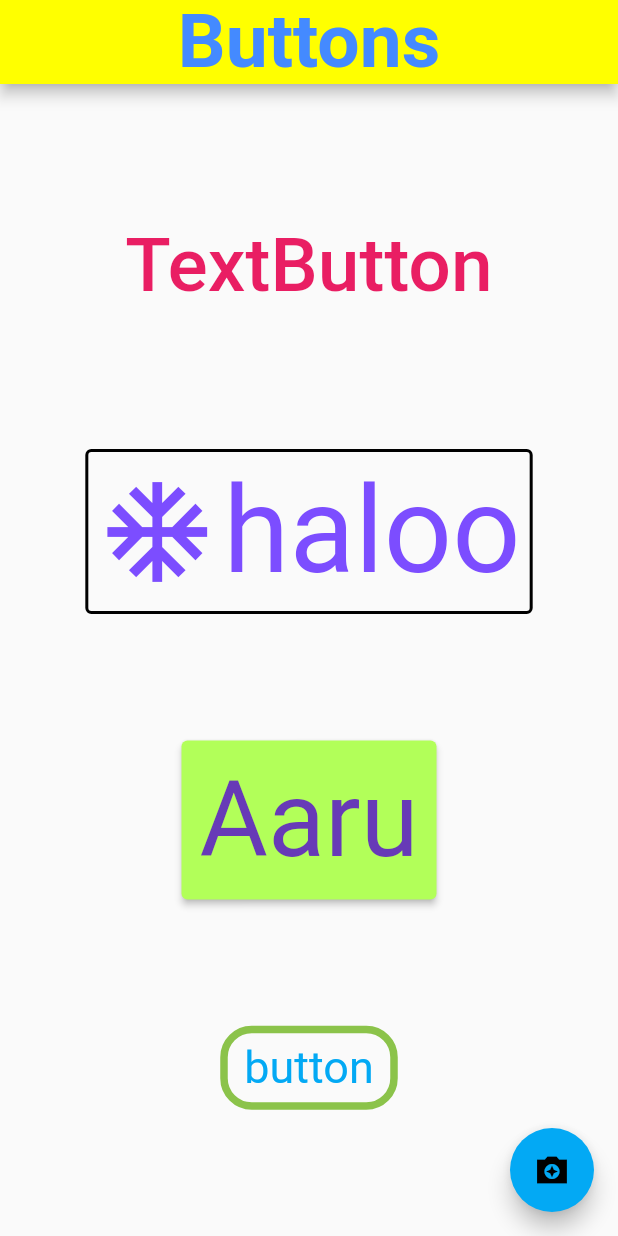
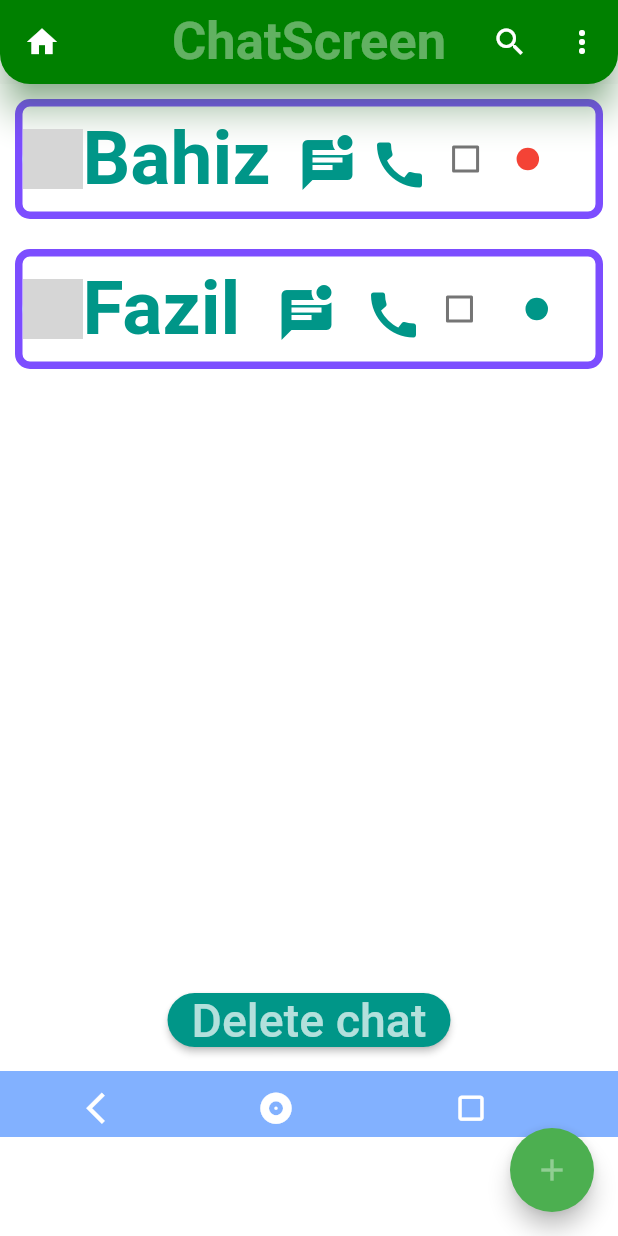
Before and after one commit to Abhiinav7/flutter_sample, a Flutter app: the screen it shows after launch, on a phone screen of 412 x 824 dp. Run offline on Flutter 3.47's test engine with Material 2 defaults, Android fonts, the phone set to English and light mode, and no system bars; network calls fail; grey boxes are pictures that could not be loaded.

Commit message:
8th commit

```diff
--- a/lib/main.dart
+++ b/lib/main.dart
@@ -1,7 +1,12 @@
 import 'package:flutter/material.dart';
 import 'package:flutter_sample/rowcoltext.dart';
+import 'package:flutter_sample/stackwidget.dart';
+import 'package:flutter_sample/test.dart';
+import 'package:flutter_sample/textfield.dart';
 import 'package:flutter_sample/work.dart';
 import 'package:flutter_sample/work2.dart';
+import 'package:flutter_sample/work3.dart';
+
 
 import 'button.dart';
 import 'flag.dart';
@@ -22,7 +27,7 @@ class MyApp extends StatelessWidget {
         primarySwatch: Colors.lightBlue
       ),
       debugShowCheckedModeBanner: false,
-      home: const Buttons()
+      home:StudiedWidgets()
     );
   }
 }
--- /dev/null
+++ b/lib/work3.dart
@@ -0,0 +1,285 @@
+import 'package:flutter/material.dart';
+
+class StudiedWidgets extends StatefulWidget {
+  const StudiedWidgets({super.key});
+
+  @override
+  State<StudiedWidgets> createState() => _StudiedWidgetsState();
+}
+
+class _StudiedWidgetsState extends State<StudiedWidgets> {
+  bool chk = false;
+  bool chk1 = false;
+
+  @override
+  Widget build(BuildContext context) {
+    return Scaffold(
+      appBar: AppBar(
+        shape: RoundedRectangleBorder(borderRadius: BorderRadius.only(bottomLeft: Radius.circular(20),bottomRight: Radius.circular(20))),
+        actions: [
+          IconButton(
+            color: Colors.white,
+            onPressed: () {  },
+            icon: Icon(Icons.search),
+          ),
+          IconButton(
+            color: Colors.white,
+            onPressed: () {  },
+            icon: Icon(Icons.more_vert),
+          )
+
+        ],
+leading:IconButton(
+  color: Colors.white,
+  onPressed: () { },
+  icon: Icon(Icons.home),
+) ,
+        elevation: 10,
+        shadowColor: Colors.green,
+        centerTitle: true,
+        titleTextStyle: TextStyle(
+            color: Colors.white38, fontWeight: FontWeight.w700, fontSize: 35),
+        backgroundColor: Color(0xff008000),
+        title: Text("ChatScreen"),
+      ),
+      body: Container(
+        width: double.infinity,
+        height: double.infinity,
+        color: Colors.white,
+        child: Column(
+          children: [
+            Container(
+              margin: EdgeInsets.all(10),
+              decoration: BoxDecoration(
+                  border: Border.all(color: Colors.deepPurpleAccent, width: 5),
+                  color: Colors.white70,
+                  borderRadius: BorderRadius.all(Radius.circular(10))),
+              width: double.infinity,
+              height: 80,
+              child: Row(
+                mainAxisAlignment: MainAxisAlignment.start,
+                children: [
+                  CircleAvatar(
+                    backgroundImage: NetworkImage("https://spng.pngfind.com/pngs/s/173-1737582_1000-x-972-71-4-business-man-with.png"),
+                    // child: Image.network(
+                    //     "https://spng.pngfind.com/pngs/s/173-1737582_1000-x-972-71-4-business-man-with.png"),
+                  ),
+                  Text(
+                    "Bahiz",
+                    style: TextStyle(
+                        color: Colors.teal,
+                        fontSize: 50,
+                        fontWeight: FontWeight.w700),
+                  ),
+                  SizedBox(
+                    width: 10,
+                  ),
+                  IconButton(
+                    onPressed: () {},
+                    icon: Icon(
+                      Icons.mark_unread_chat_alt,
+                      color: Colors.teal,
+                      size: 40,
+                    ),
+                  ),
+                  IconButton(
+                    color: Colors.teal,
+                    onPressed: () {},
+                    icon: Icon(
+                      Icons.call,
+                      size: 40,
+                    ),
+                  ),
+                  Checkbox(
+                    value: chk,
+                    onChanged: (bool? value) {
+                      setState(() {
+                        chk = value!;
+                      });
+                    },
+                  ),
+                  SizedBox(
+                    width: 10,
+                  ),
+                  Container(
+                    height: 15,
+                    width: 15,
+
+                    decoration: BoxDecoration(borderRadius: BorderRadius.circular(20),
+                      color: Colors.red,),
+                  )
+                  // Icon(Icons.album_rounded,
+                  //   color: Colors.red,
+                  //   shadows: [
+                  //     Shadow(
+                  //       color: Colors.lightGreen,
+                  //       blurRadius: 60,
+                  //     )
+                  //   ],)
+                ],
+              ),
+            ),
+            Container(
+              margin: EdgeInsets.all(10),
+              decoration: BoxDecoration(
+                  border: Border.all(color: Colors.deepPurpleAccent, width: 5),
+                  color: Colors.white70,
+                  borderRadius: BorderRadius.all(Radius.circular(10))),
+              width: double.infinity,
+              height: 80,
+              child: Row(
+                mainAxisAlignment: MainAxisAlignment.start,
+                children: [
+
+                  CircleAvatar(
+                    backgroundImage: NetworkImage("https://clipart-library.com/image_gallery2/Happy-Person-Free-Download-PNG.png"),
+                    // child: Image.network(
+                    //     "https://spng.pngfind.com/pngs/s/173-1737582_1000-x-972-71-4-business-man-with.png"),
+                  ),
+                  Text(
+                    "Fazil",
+                    style: TextStyle(
+                        color: Colors.teal,
+                        fontSize: 50,
+                        fontWeight: FontWeight.w700),
+                  ),
+                  SizedBox(
+                    width: 16,
+                  ),
+                  IconButton(
+                    onPressed: () {},
+                    icon: Icon(
+                      Icons.mark_unread_chat_alt,
+                      color: Colors.teal,
+                      size: 40,
+                    ),
+                  ),
+                  SizedBox(
+                    width: 10,
+                  ),
+                  IconButton(
+                    color: Colors.teal,
+                    onPressed: () {},
+                    icon: Icon(
+                      Icons.call,
+                      size: 40,
+                    ),
+                  ),
+                  Checkbox(
+                    value: chk1,
+                    onChanged: (bool? value) {
+                      setState(() {
+                        chk1 = value!;
+                      });
+                    },
+                  ),
+                  SizedBox(
+                    width: 20,
+                  ),
+                  Container(
+                    height: 15,
+                    width: 15,
+
+                    decoration: BoxDecoration(borderRadius: BorderRadius.circular(20),
+                      color: Colors.teal,),
+                  )
+                  // Icon(Icons.album_rounded,
+                  // color: Colors.teal,
+                  // shadows: [
+                  //   Shadow(
+                  //     color: Colors.lightGreen,
+                  //     blurRadius: 60,
+                  //   )
+                  // ],)
+
+                ],
+
+              ),
+            ),
+
+
+
+SizedBox(
+  height: 400,
+),
+
+       ElevatedButton(
+           style: ButtonStyle(shape: MaterialStatePropertyAll(RoundedRectangleBorder(borderRadius: BorderRadius.all(Radius.circular(30)))),
+           foregroundColor: MaterialStatePropertyAll(Colors.white70),
+           backgroundColor: MaterialStatePropertyAll(Colors.teal)),
+             onPressed: (){
+             showDialog(
+                 context: context,
+                 builder: (context) => AlertDialog(
+                   actions: [
+                     TextButton(onPressed: (){
+                       Navigator.pop(context);
+                     }, child: Text("Yes"))
+                   ],
+                   title: Text("Are uu sure!"),
+                   contentPadding: EdgeInsets.all(20),
+                   content: Text("u cheat"),
+                 ));
+             },
+             child: Text("Delete chat",
+               style: TextStyle(
+                   fontSize: 31,
+
+               ),
+             )),
+            SizedBox(
+
+              //height: 271,
+              height: 10,
+            ),
+            Container(
+              color: Colors.blueAccent.shade100,
+              width: double.infinity,
+              height: 44,
+              child: Stack(
+                children: [
+                  Positioned(
+                      top: 1,
+                      left: 40,
+                      child: IconButton(
+                        color: Colors.white,
+                        onPressed: () {  },
+                        icon: Icon(Icons.arrow_back_ios_outlined,
+                        size:25 ,),)
+                  ),
+                  Positioned(
+                      top: 1,
+                      left: 160,
+                      child: IconButton(
+                        color: Colors.white,
+                        onPressed: () {  },
+                        icon: Icon(Icons.album_rounded,
+                          size:25 ,),)
+                  ),
+                  Positioned(
+                      top: 1,
+                      left: 290,
+                      child: IconButton(
+                        color: Colors.white,
+                        onPressed: () {  },
+                        icon: Icon(Icons.crop_square,
+                          size:25 ,),)
+                  )
+                ],
+              ),
+            ),
+
+              ],
+
+        ),
+      ),
+      floatingActionButton: FloatingActionButton(
+        backgroundColor: Colors.green,
+        foregroundColor: Colors.white38,
+        onPressed: (){
+        print("Enter phone number");
+      },
+      child: Icon(Icons.add),),
+    );
+  }
+}
```
Also changed, not shown: lib/image.dart (added, +15 -0 lines), lib/stackwidget.dart (added, +50 -0 lines), lib/test.dart (added, +83 -0 lines), lib/textfield.dart (added, +81 -0 lines), lib/work2.dart (+28 -21 lines), 1 other file.
